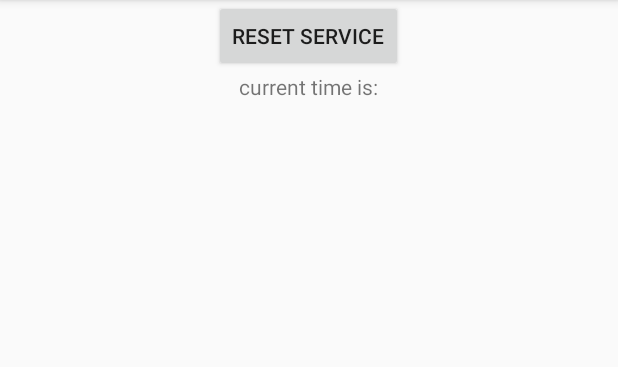
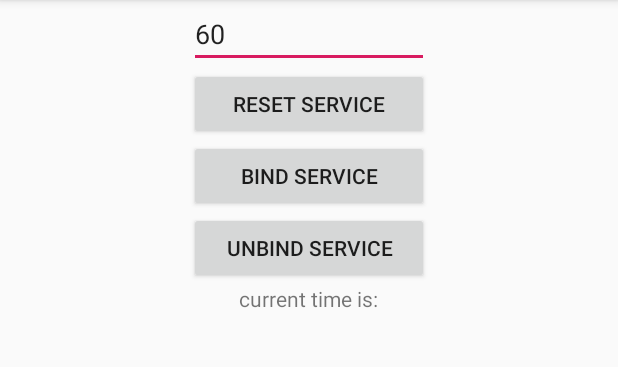
Before and after one commit to gudun-ku/boundservicetest, an Android app: the screen it shows after launch (MainActivity), on a phone screen of 412 x 824 dp, the part 84-451 px from its top. Run offline under Robolectric (Android 15) with nearby library versions, the phone set to English and light mode, and no system bars.

Commit message:
Metronom almost ready ...

```diff
--- a/app/src/main/java/com/beloushkin/android/learn/boundservicetest/MainActivity.java
+++ b/app/src/main/java/com/beloushkin/android/learn/boundservicetest/MainActivity.java
@@ -12,7 +12,9 @@ import android.os.RemoteException;
 import android.support.v7.app.AppCompatActivity;
 import android.os.Bundle;
 import android.util.Log;
+import android.view.View;
 import android.widget.Button;
+import android.widget.EditText;
 import android.widget.TextView;
 
 public class MainActivity extends AppCompatActivity {
@@ -23,7 +25,8 @@ public class MainActivity extends AppCompatActivity {
     private boolean mIsBound = false;
 
     private TextView tvTime;
-    private Button btnReset;
+    private EditText etFreq;
+    private Button btnReset, btnStart, btnStop;
     final Messenger mMessenger = new Messenger(new IncomingEventHandler());
 
 
@@ -43,6 +46,7 @@ public class MainActivity extends AppCompatActivity {
     private ServiceConnection mConnection = new ServiceConnection() {
         public void onServiceConnected(ComponentName className, IBinder service) {
             mService = new Messenger(service);
+            mIsBound = true;
             Log.d(TAG, "onServiceConnected: ");
             try {
                 Message msg = Message.obtain(null, TimeCountService.MSG_REGISTER_CLIENT);
@@ -57,6 +61,7 @@ public class MainActivity extends AppCompatActivity {
         public void onServiceDisconnected(ComponentName className) {
             // This is called when the connection with the service has been unexpectedly disconnected - process crashed.
             mService = null;
+            mIsBound = false;
             Log.d(TAG, "onServiceDisconnected: ");
         }
     };
@@ -70,22 +75,58 @@ public class MainActivity extends AppCompatActivity {
 
         tvTime = findViewById(R.id.tv_time);
         btnReset = findViewById(R.id.btn_reset);
+        etFreq = findViewById(R.id.et_freq);
+        etFreq.setText("60");
 
-        startService(new Intent(MainActivity.this, TimeCountService.class));
+        btnStart = findViewById(R.id.btn_start);
+        btnStop = findViewById(R.id.btn_stop);
+
+        btnStart.setOnClickListener(new View.OnClickListener() {
+            @Override
+            public void onClick(View v) {
+                doBindService();
+            }
+        });
+
+        btnStop.setOnClickListener(new View.OnClickListener() {
+            @Override
+            public void onClick(View v) {
+                doUnbindService();
+            }
+        });
+
+        btnReset.setOnClickListener(new View.OnClickListener() {
+            @Override
+            public void onClick(View v) {
+                // sending message freq
+                int rate = Integer.valueOf(etFreq.getText().toString());
+                if (rate <= 0) {
+                    return;
+                }
+                if (mMessenger != null && mService != null) {
+
+                    try {
+                        Message msg = Message.obtain(null, TimeCountService.MSG_SET_FREQ);
+                        msg.arg1 = Math.round(1000 * 60 / rate);
+                        msg.replyTo = mMessenger;
+                        mService.send(msg);
+                    } catch (RemoteException e) {
+                        // In this case the service has crashed before we could even do anything with it
+                    }
+                }
+            }
+        });
 
     }
 
     @Override
     protected void onStart() {
         super.onStart();
-        //bind to TimeCountService
-        checkIfServiceIsRunning();
     }
 
     @Override
     protected void onStop() {
         super.onStop();
-        doUnbindService();
     }
 
     @Override
@@ -99,16 +140,9 @@ public class MainActivity extends AppCompatActivity {
         }
     }
 
-    private void checkIfServiceIsRunning() {
-        //If the service is running when the activity starts, we want to automatically bind to it.
-        if (TimeCountService.isRunning()) {
-            doBindService();
-        }
-    }
 
     void doBindService() {
         bindService(new Intent(this, TimeCountService.class), mConnection, Context.BIND_AUTO_CREATE);
-        mIsBound = true;
         Log.d(TAG, "doBindService: ");
 
     }
--- a/app/src/main/res/layout/activity_main.xml
+++ b/app/src/main/res/layout/activity_main.xml
@@ -7,10 +7,27 @@
     android:orientation="vertical"
     android:gravity="center_horizontal"
     tools:context=".MainActivity">
+    <EditText
+        android:id="@+id/et_freq"
+        android:digits="0123456789"
+        android:inputType="number"
+        android:layout_width="160sp"
+        android:layout_height="wrap_content" />
+
     <Button
         android:id="@+id/btn_reset"
         android:text="@string/lbl_service_reset"
-        android:layout_width="wrap_content"
+        android:layout_width="160sp"
+        android:layout_height="wrap_content" />
+    <Button
+        android:id="@+id/btn_start"
+        android:text="@string/lbl_service_bind"
+        android:layout_width="160sp"
+        android:layout_height="wrap_content" />
+    <Button
+        android:id="@+id/btn_stop"
+        android:text="@string/lbl_service_unbind"
+        android:layout_width="160sp"
         android:layout_height="wrap_content" />
     <TextView
         android:id="@+id/tv_time"
--- a/app/src/main/res/values/strings.xml
+++ b/app/src/main/res/values/strings.xml
@@ -1,5 +1,7 @@
 <resources>
-    <string name="app_name">BoundServiceTest</string>
+    <string name="app_name" translatable="false">BoundServiceTest</string>
     <string name="lbl_service_reset">reset service</string>
     <string name="txt_tv_time">current time is:</string>
+    <string name="lbl_service_unbind">Unbind service</string>
+    <string name="lbl_service_bind">Bind service</string>
 </resources>
```
Also changed, not shown: app/src/main/java/com/beloushkin/android/learn/boundservicetest/BeepHelper.java (added, +24 -0 lines), app/src/main/java/com/beloushkin/android/learn/boundservicetest/TimeCountService.java (+68 -20 lines), 1 other file.
